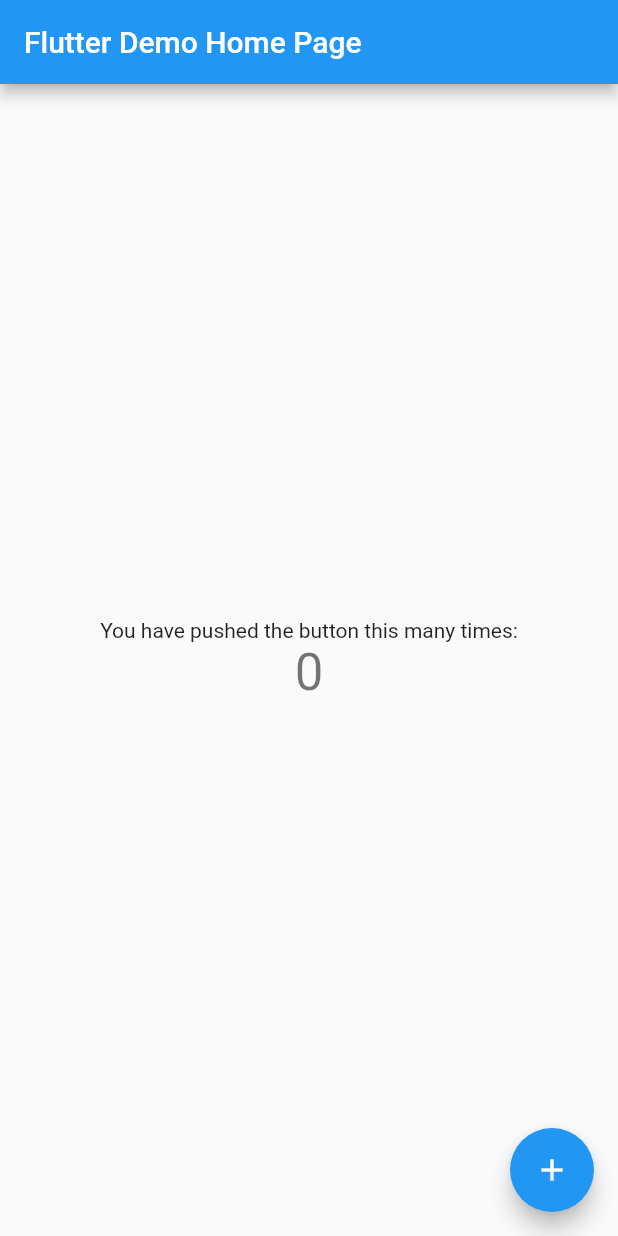
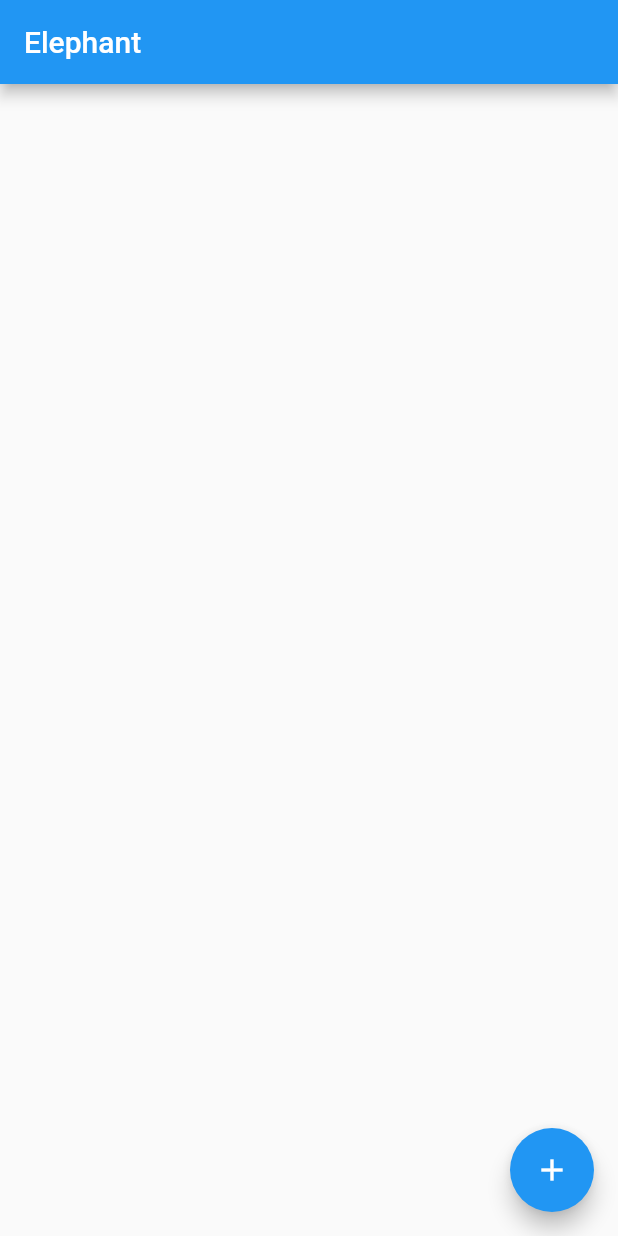
Before and after one commit to Yanisrezgui/todolist-flutter, a Flutter app: the screen it shows after launch, on a phone screen of 412 x 824 dp. Run offline on Flutter 3.47's test engine with Material 2 defaults, Android fonts, the phone set to English and light mode, and no system bars.

```diff
--- /dev/null
+++ b/todolist/lib/elephant_app.dart
@@ -0,0 +1,31 @@
+import 'package:flutter/material.dart';
+import './task.dart';
+
+class ElephantApp extends StatefulWidget {
+  const ElephantApp({super.key, required String title});
+
+  @override
+  _ElephantAppState createState() => _ElephantAppState();
+}
+
+class _ElephantAppState extends State<ElephantApp> {
+  final List<Task> _tasks = [];
+
+  @override
+  Widget build(BuildContext context) {
+    return MaterialApp(
+      debugShowCheckedModeBanner: false,
+      appBar: AppBar(title: const Center(child: Text('Elephant'))),
+      home: Scaffold(
+        appBar: AppBar(
+          title: const Text('Elephant'),
+        ),
+        floatingActionButton: FloatingActionButton(
+          onPressed: () {},
+          child: Icon(Icons.add),
+        ),
+        body: Container(),
+      ),
+    );
+  }
+}
--- a/todolist/lib/main.dart
+++ b/todolist/lib/main.dart
@@ -1,4 +1,7 @@
 import 'package:flutter/material.dart';
+import 'package:flutter/widgets.dart';
+
+import './elephant_app.dart';
 
 void main() {
   runApp(const MyApp());
@@ -7,109 +10,13 @@ void main() {
 class MyApp extends StatelessWidget {
   const MyApp({super.key});
 
-  // This widget is the root of your application.
   @override
   Widget build(BuildContext context) {
     return MaterialApp(
-      title: 'Flutter Demo',
-      theme: ThemeData(
-        // This is the theme of your application.
-        //
-        // Try running your application with "flutter run". You'll see the
-        // application has a blue toolbar. Then, without quitting the app, try
-        // changing the primarySwatch below to Colors.green and then invoke
-        // "hot reload" (press "r" in the console where you ran "flutter run",
-        // or simply save your changes to "hot reload" in a Flutter IDE).
-        // Notice that the counter didn't reset back to zero; the application
-        // is not restarted.
-        primarySwatch: Colors.blue,
-      ),
-      home: const MyHomePage(title: 'Flutter Demo Home Page'),
+      title: 'Elephant Demo',
+      theme:
+          ThemeData(brightness: Brightness.dark, primaryColor: Colors.blueGrey),
+      home: const ElephantApp(title: "elephant app"),
     );
   }
 }
-
-class MyHomePage extends StatefulWidget {
-  const MyHomePage({super.key, required this.title});
-
-  // This widget is the home page of your application. It is stateful, meaning
-  // that it has a State object (defined below) that contains fields that affect
-  // how it looks.
-
-  // This class is the configuration for the state. It holds the values (in this
-  // case the title) provided by the parent (in this case the App widget) and
-  // used by the build method of the State. Fields in a Widget subclass are
-  // always marked "final".
-
-  final String title;
-
-  @override
-  State<MyHomePage> createState() => _MyHomePageState();
-}
-
-class _MyHomePageState extends State<MyHomePage> {
-  int _counter = 0;
-
-  void _incrementCounter() {
-    setState(() {
-      // This call to setState tells the Flutter framework that something has
-      // changed in this State, which causes it to rerun the build method below
-      // so that the display can reflect the updated values. If we changed
-      // _counter without calling setState(), then the build method would not be
-      // called again, and so nothing would appear to happen.
-      _counter++;
-    });
-  }
-
-  @override
-  Widget build(BuildContext context) {
-    // This method is rerun every time setState is called, for instance as done
-    // by the _incrementCounter method above.
-    //
-    // The Flutter framework has been optimized to make rerunning build methods
-    // fast, so that you can just rebuild anything that needs updating rather
-    // than having to individually change instances of widgets.
-    return Scaffold(
-      appBar: AppBar(
-        // Here we take the value from the MyHomePage object that was created by
-        // the App.build method, and use it to set our appbar title.
-        title: Text(widget.title),
-      ),
-      body: Center(
-        // Center is a layout widget. It takes a single child and positions it
-        // in the middle of the parent.
-        child: Column(
-          // Column is also a layout widget. It takes a list of children and
-          // arranges them vertically. By default, it sizes itself to fit its
-          // children horizontally, and tries to be as tall as its parent.
-          //
-          // Invoke "debug painting" (press "p" in the console, choose the
-          // "Toggle Debug Paint" action from the Flutter Inspector in Android
-          // Studio, or the "Toggle Debug Paint" command in Visual Studio Code)
-          // to see the wireframe for each widget.
-          //
-          // Column has various properties to control how it sizes itself and
-          // how it positions its children. Here we use mainAxisAlignment to
-          // center the children vertically; the main axis here is the vertical
-          // axis because Columns are vertical (the cross axis would be
-          // horizontal).
-          mainAxisAlignment: MainAxisAlignment.center,
-          children: <Widget>[
-            const Text(
-              'You have pushed the button this many times:',
-            ),
-            Text(
-              '$_counter',
-              style: Theme.of(context).textTheme.headline4,
-            ),
-          ],
-        ),
-      ),
-      floatingActionButton: FloatingActionButton(
-        onPressed: _incrementCounter,
-        tooltip: 'Increment',
-        child: const Icon(Icons.add),
-      ), // This trailing comma makes auto-formatting nicer for build methods.
-    );
-  }
-}
--- /dev/null
+++ b/todolist/lib/task.dart
@@ -0,0 +1,3 @@
+class Task {
+  int? id;
+}
```
Also changed, not shown: todolist/lib/task_master.dart (added), todolist/lib/task_preview.dart (added), todolist/pubspec.lock.
